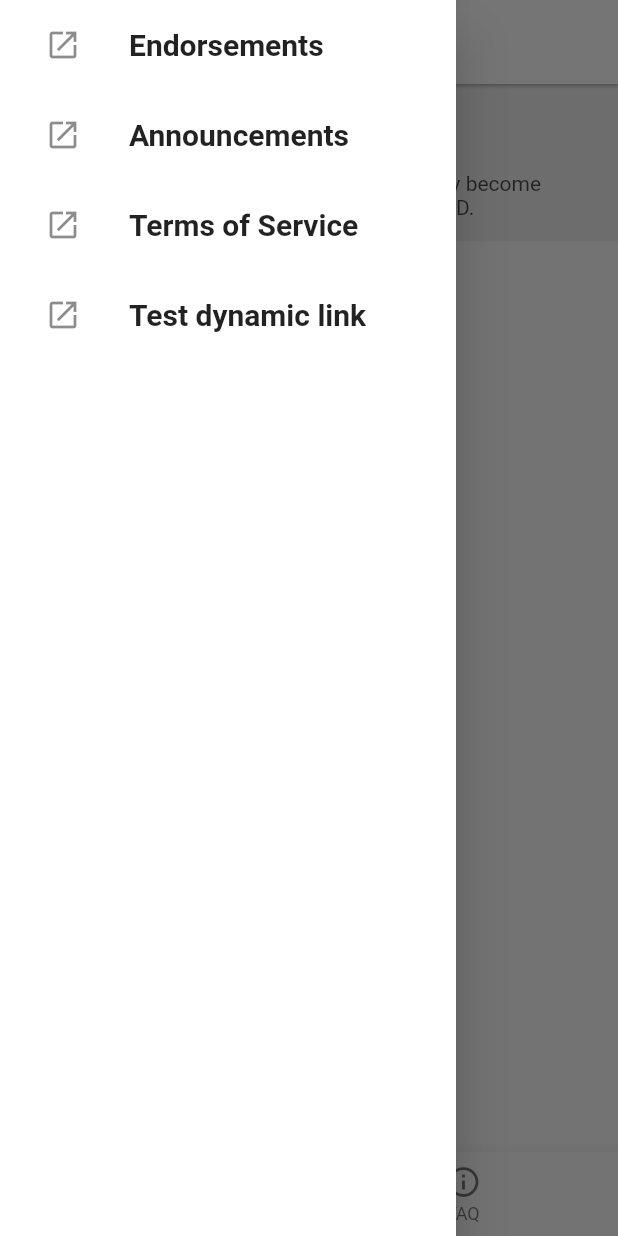
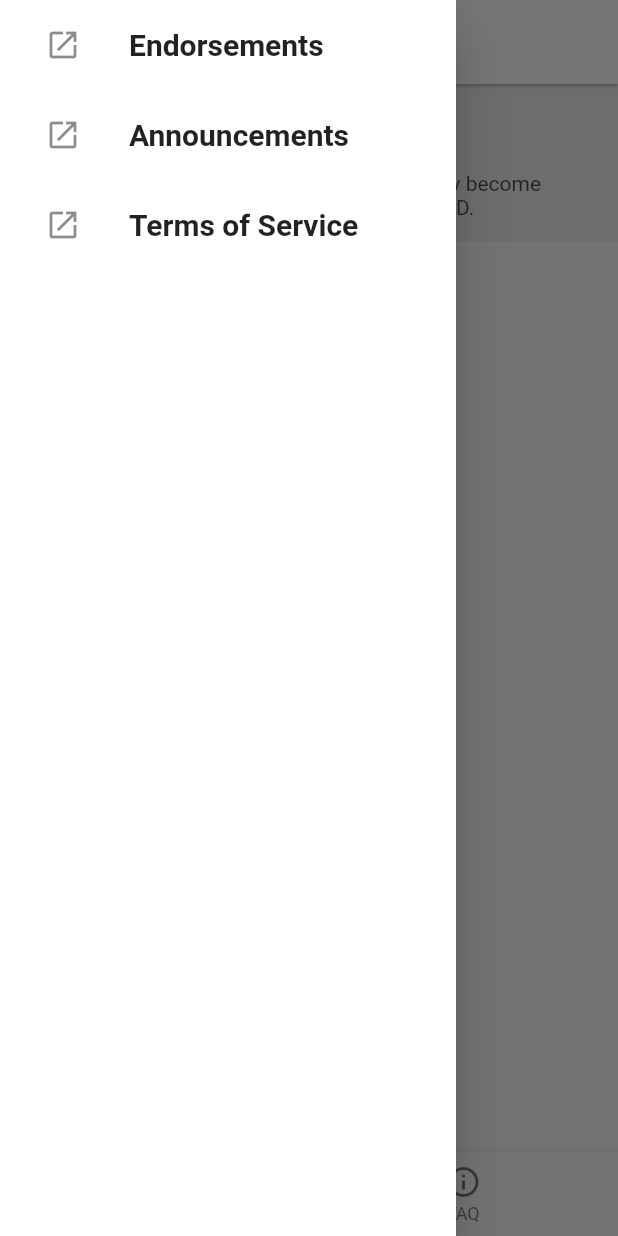
Before and after one commit to act-now-coalition/covid-projections-mobile, a Flutter app: the screen it shows after launch, with the side drawer open, on a phone screen of 412 x 824 dp. Run offline on Flutter 3.47's test engine with Material 2 defaults, Android fonts, the light colour scheme and no system bars; our stand-ins replace charts_flutter, firebase_analytics, firebase_dynamic_links, firebase_messaging, flutter_markdown, google_fonts and 1 more; accounts and stored records are empty; network calls fail.

Commit message:
remove test code

```diff
--- a/lib/main.dart
+++ b/lib/main.dart
@@ -4,7 +4,6 @@ import 'package:covidactnow/messaging/message_stream.dart';
 import 'package:covidactnow/pages/view_faq.dart';
 import 'package:covidactnow/pages/view_region.dart';
 import 'package:covidactnow/pages/view_statelist.dart';
-import 'package:covidactnow/utils/create_dynamic_links.dart';
 import 'package:covidactnow/utils/utils.dart';
 import 'package:firebase_dynamic_links/firebase_dynamic_links.dart';
 import 'package:flutter/material.dart';
@@ -161,18 +160,6 @@ class _MyHomePageState extends State<MyHomePage> {
                     launch("https://covidactnow.org/terms");
                   },
                 ),
-                ListTile(
-                  leading: Icon(Icons.launch),
-                  contentPadding: drawerTilePadding,
-                  title: Text('Test dynamic link', style: H2),
-                  onTap: () async {
-                    Navigator.of(context).pop();
-                    final Uri res = await createDynamicLink("CA");
-
-                    print(res.toString());
-                    await launch(res.toString());
-                  },
-                ),
               ],
             )),
       ),
```
